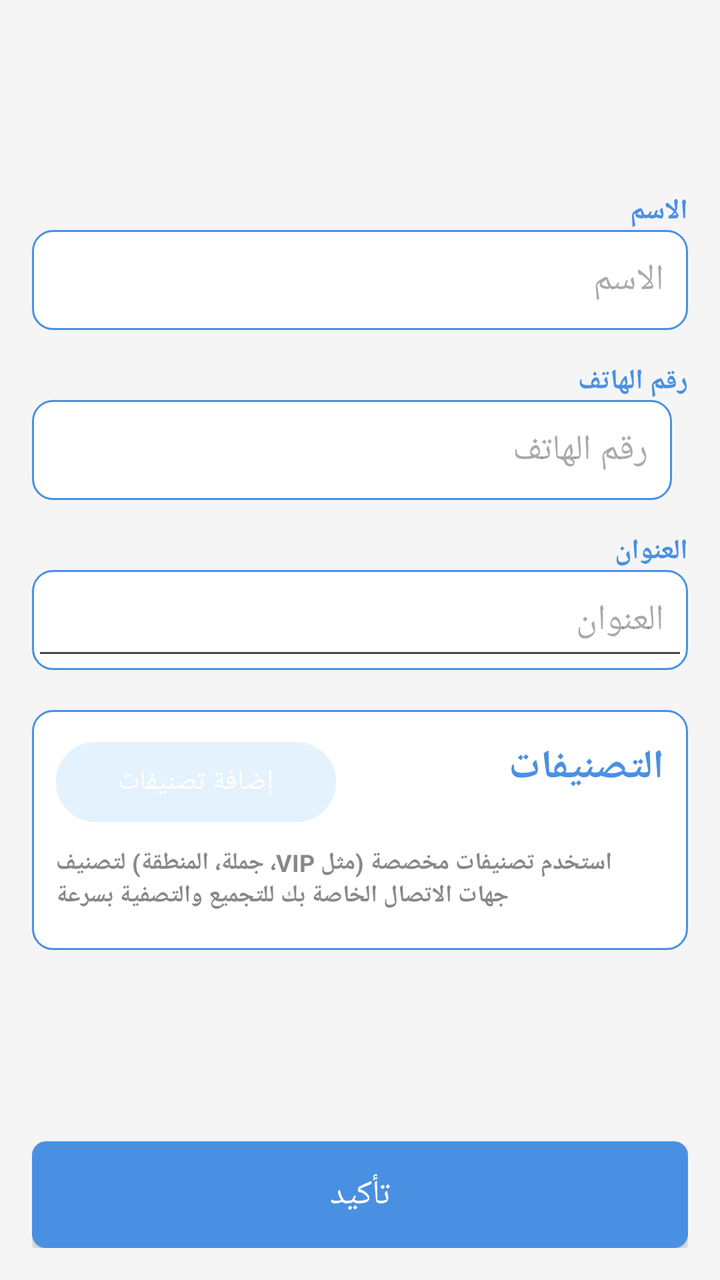
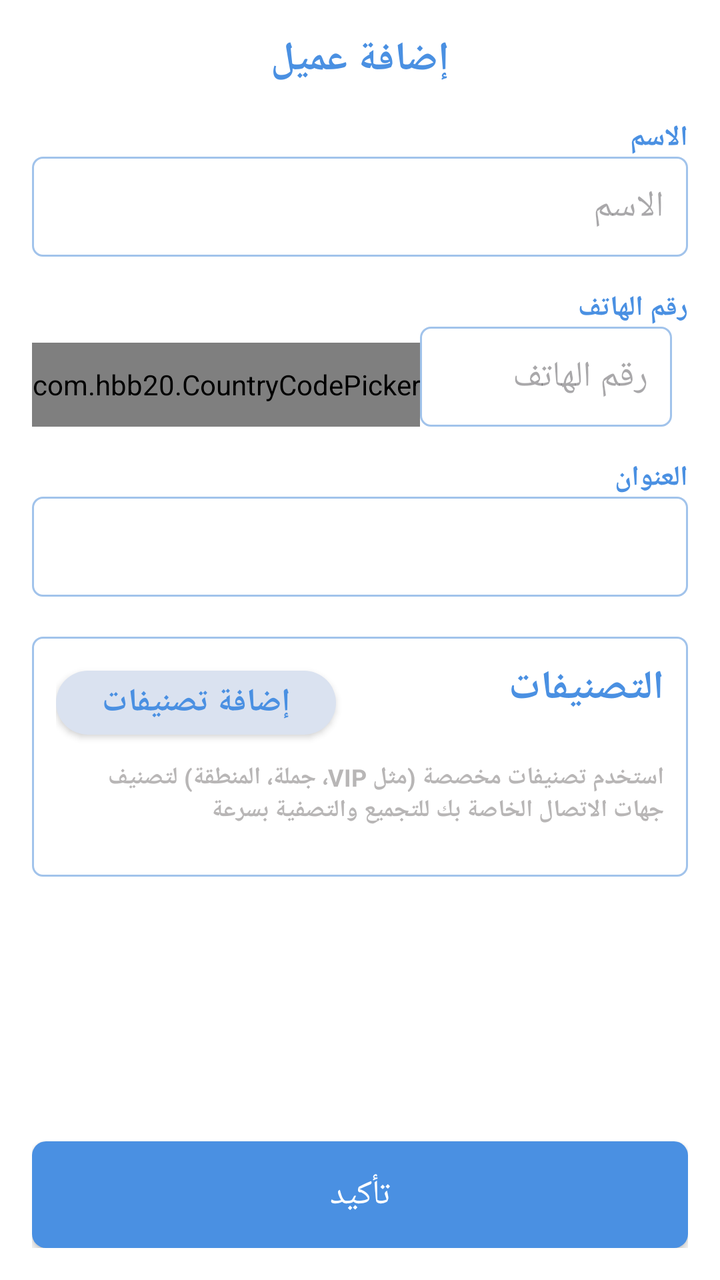

An Android layout rendered at two revisions. The XML below is the earlier revision; the diff shows what the commit changed to produce the second picture.
<!-- AndroidManifest.xml: application theme Theme.KonnashApp -->
<!-- res/layout/activity_add_customer.xml -->
<?xml version="1.0" encoding="utf-8"?>
<LinearLayout xmlns:android="http://schemas.android.com/apk/res/android"
    android:layout_width="match_parent"
    android:layout_height="match_parent"
    android:orientation="vertical"
    android:background="#F5F5F5"
    android:padding="16dp"
    android:layoutDirection="rtl">


    
    <com.google.android.material.appbar.MaterialToolbar
        android:id="@+id/toolbar"
        android:layout_width="match_parent"
        android:layout_height="wrap_content"
        android:title="إضافة عميل"
        android:navigationIcon="@drawable/ic_arrow_forward"
        />

    
    <TextView
        android:text="الاسم"
        android:textStyle="bold"
        android:textColor="#4A90E2"
        android:layout_marginTop="16dp"
        android:textDirection="rtl"
        android:gravity="end"
        android:textAlignment="viewStart"
        android:layout_width="wrap_content"
        android:layout_height="wrap_content"/>

    <EditText
        android:hint="الاسم"

        android:layout_width="match_parent"
        android:layout_height="50dp"
        android:background="@drawable/edittext_bg"
        android:padding="12dp"/>

    
    <TextView
        android:text="رقم الهاتف"
        android:textStyle="bold"
        android:textColor="#4A90E2"
        android:layout_marginTop="16dp"
        android:layout_width="wrap_content"
        android:layout_height="wrap_content"/>

    <LinearLayout
        android:layout_width="match_parent"
        android:layout_height="50dp"
        android:orientation="horizontal">
        

        <EditText
            android:layout_width="0dp"
            android:layout_height="match_parent"
            android:layout_weight="1"
            android:layout_marginStart="8dp"
            android:hint="رقم الهاتف"
            android:background="@drawable/edittext_bg"
            android:padding="12dp"/>

    </LinearLayout>

    
    <TextView
        android:text="العنوان"
        android:textStyle="bold"
        android:textColor="#4A90E2"
        android:layout_marginTop="16dp"
        android:layout_width="wrap_content"
        android:layout_height="wrap_content"/>

    <RelativeLayout
        android:layout_width="match_parent"
        android:layout_height="50dp"
        android:background="@drawable/edittext_bg">
        

        <EditText
            android:hint="العنوان"
            android:layout_width="match_parent"
            android:layout_height="match_parent"
            android:padding="12dp"/>

        
    </RelativeLayout>
    
    <Space
        android:layout_width="wrap_content"
        android:layout_height="20dp"/>

    

    <LinearLayout
        android:layout_width="match_parent"
        android:layout_height="120dp"
        android:orientation="vertical"
        android:background="@drawable/edittext_bg"
        android:padding="12dp"
        android:layoutDirection="rtl">

        
        <LinearLayout
            android:layout_width="match_parent"
            android:layout_height="wrap_content"
            android:orientation="horizontal"
            android:gravity="center_vertical">

            <TextView
                android:layout_width="0dp"
                android:layout_height="42dp"
                android:layout_weight="1"
                android:textSize="20dp"
                android:textStyle="bold"
                android:gravity="end"
                android:text="التصنيفات"
                android:textAlignment="viewStart"
                android:textColor="#4A90E2" />

            <Button
                android:layout_width="140dp"
                android:layout_height="wrap_content"
                android:backgroundTint="#E3F2FD"
                android:drawableStart="@drawable/ic_add"
                android:text="إضافة تصنيفات" />
        </LinearLayout>

        
        <TextView
            android:layout_width="match_parent"
            android:layout_height="wrap_content"
            android:layout_marginTop="8dp"
            android:text="استخدم تصنيفات مخصصة (مثل VIP، جملة، المنطقة) لتصنيف جهات الاتصال الخاصة بك للتجميع والتصفية بسرعة"
            android:textSize="12sp"
            android:textStyle="bold"
            android:textColor="#888888"
            android:textAlignment="viewEnd"
            android:gravity="end"/>

    </LinearLayout>

    
    <View
        android:layout_width="match_parent"
        android:layout_height="0dp"
        android:layout_weight="1"/>

    
    <android.widget.Button
        android:layout_width="match_parent"
        android:layout_height="wrap_content"
        android:background="@drawable/confirm_button"
        android:paddingTop="15dp"
        android:paddingBottom="15dp"
        android:text="تأكيد"
        android:textColor="#FFFFFF"
        android:textSize="17dp" />
</LinearLayout>
<!-- resources referenced by this layout -->
<resources>
  <!-- drawable confirm_button (drawable) -->
  <shape xmlns:android="http://schemas.android.com/apk/res/android"
      android:shape="rectangle">
  
      <solid android:color="@color/blue"/>
      <corners android:radius="7dp" /> 
  </shape>
  <!-- drawable edittext_bg (drawable) -->
  <shape xmlns:android="http://schemas.android.com/apk/res/android">
  
      <solid android:color="#FFFFFF"/>
  
      <corners android:radius="10dp"/>
  
      
      <stroke
          android:width="1dp"
          android:color="#4A90E2"/>
  
  </shape>
  <!-- drawable ic_add (drawable) -->
  <?xml version="1.0" encoding="utf-8"?>
  <selector xmlns:android="http://schemas.android.com/apk/res/android">
  
  </selector>
  <!-- drawable ic_arrow_forward: png bitmap (drawable, 10352 bytes) -->
  <style name="Theme.KonnashApp" parent="Base.Theme.KonnashApp" />
  <color name="blue">#FF4A90E2</color>
  <style name="Base.Theme.KonnashApp" parent="Theme.Material3.DayNight.NoActionBar">
          
          
      </style>
</resources>

<!-- the commit's change to res/layout/activity_add_customer.xml (unified diff, before → after) -->
@@ -1,130 +1,173 @@
 <?xml version="1.0" encoding="utf-8"?>
 <LinearLayout xmlns:android="http://schemas.android.com/apk/res/android"
+    xmlns:app="http://schemas.android.com/apk/res-auto"
     android:layout_width="match_parent"
     android:layout_height="match_parent"
+    android:background="#F5F5F5"
+    android:layoutDirection="rtl"
     android:orientation="vertical"
-    android:background="#F5F5F5"
     android:padding="16dp"
-    android:layoutDirection="rtl">
-
-
-    
-    <com.google.android.material.appbar.MaterialToolbar
-        android:id="@+id/toolbar"
-        android:layout_width="match_parent"
-        android:layout_height="wrap_content"
-        android:title="إضافة عميل"
-        android:navigationIcon="@drawable/ic_arrow_forward"
-        />
+    android:backgroundTint="@color/white">
+
+
+    <RelativeLayout
+        android:layout_width="match_parent"
+        android:layout_height="wrap_content">
+
+        <TextView
+            android:layout_width="wrap_content"
+            android:layout_height="wrap_content"
+            android:layout_centerInParent="true"
+            android:text="إضافة عميل"
+            android:textColor="#4A90E2"
+            android:textSize="20dp"
+            android:textStyle="bold" />
+
+        <ImageView
+            android:id="@+id/closeBtn"
+            android:layout_width="15dp"
+            android:layout_height="15dp"
+            android:layout_alignParentEnd="true"
+            android:layout_marginEnd="355dp"
+            android:src="@drawable/close" />
+    </RelativeLayout>
 
     
     <TextView
+        android:layout_width="wrap_content"
+        android:layout_height="wrap_content"
+        android:layout_marginTop="16dp"
+        android:gravity="start"
         android:text="الاسم"
-        android:textStyle="bold"
+        android:textAlignment="viewStart"
         android:textColor="#4A90E2"
-        android:layout_marginTop="16dp"
         android:textDirection="rtl"
-        android:gravity="end"
-        android:textAlignment="viewStart"
-        android:layout_width="wrap_content"
-        android:layout_height="wrap_content"/>
+        android:textStyle="bold" />
 
     <EditText
-        android:hint="الاسم"
-
+        android:id="@+id/name"
         android:layout_width="match_parent"
         android:layout_height="50dp"
         android:background="@drawable/edittext_bg"
-        android:padding="12dp"/>
+        android:hint="الاسم"
+        android:padding="12dp" />
 
     
     <TextView
+        android:layout_width="wrap_content"
+        android:layout_height="wrap_content"
+        android:layout_marginTop="16dp"
         android:text="رقم الهاتف"
-        android:textStyle="bold"
         android:textColor="#4A90E2"
-        android:layout_marginTop="16dp"
-        android:layout_width="wrap_content"
-        android:layout_height="wrap_content"/>
+        android:textStyle="bold" />
 
     <LinearLayout
         android:layout_width="match_parent"
         android:layout_height="50dp"
         android:orientation="horizontal">
-        
+
 
         <EditText
-            android:layout_width="0dp"
+            android:id="@+id/phoneNumber"
+            android:layout_width="312dp"
             android:layout_height="match_parent"
+            android:layout_marginStart="8dp"
             android:layout_weight="1"
-            android:layout_marginStart="8dp"
+            android:background="@drawable/edittext_bg"
             android:hint="رقم الهاتف"
-            android:background="@drawable/edittext_bg"
-            android:padding="12dp"/>
+            android:padding="12dp" />
+
+        <com.hbb20.CountryCodePicker
+            android:id="@+id/ccp"
+            android:layout_marginTop="8dp"
+            android:layout_width="wrap_content"
+            android:layout_height="match_parent"
+            app:ccp_defaultNameCode="DZ"
+            app:ccp_showFlag="true"
+            app:ccp_showFullName="false"
+            app:ccp_showNameCode="false" />
 
     </LinearLayout>
 
     
     <TextView
+        android:layout_width="wrap_content"
+        android:layout_height="wrap_content"
+        android:layout_marginTop="16dp"
         android:text="العنوان"
-        android:textStyle="bold"
         android:textColor="#4A90E2"
-        android:layout_marginTop="16dp"
-        android:layout_width="wrap_content"
-        android:layout_height="wrap_content"/>
+        android:textStyle="bold" />
 
     <RelativeLayout
         android:layout_width="match_parent"
         android:layout_height="50dp"
         android:background="@drawable/edittext_bg">
-        
+
 
         <EditText
-            android:hint="العنوان"
+            android:id="@+id/address"
             android:layout_width="match_parent"
             android:layout_height="match_parent"
-            android:padding="12dp"/>
-
-        
+            android:layout_toEndOf="@id/btnAddress"
+            android:background="@android:color/transparent"
+            android:hint="العنوان"
+            android:padding="12dp" />
+
+        <ImageView
+            android:id="@+id/btnAddress"
+            android:layout_width="24dp"
+            android:layout_height="24dp"
+            android:layout_alignParentStart="true"
+            android:layout_centerVertical="true"
+            android:layout_marginStart="347dp"
+            android:clickable="true"
+            android:focusable="true"
+            android:src="@drawable/ic_arrow_backward" />
+
+
     </RelativeLayout>
-    
+
     <Space
         android:layout_width="wrap_content"
-        android:layout_height="20dp"/>
+        android:layout_height="20dp" />
 
     
 
     <LinearLayout
         android:layout_width="match_parent"
         android:layout_height="120dp"
+        android:background="@drawable/edittext_bg"
+        android:layoutDirection="rtl"
         android:orientation="vertical"
-        android:background="@drawable/edittext_bg"
-        android:padding="12dp"
-        android:layoutDirection="rtl">
+        android:padding="12dp">
 
         
         <LinearLayout
             android:layout_width="match_parent"
             android:layout_height="wrap_content"
-            android:orientation="horizontal"
-            android:gravity="center_vertical">
+            android:gravity="center_vertical"
+            android:orientation="horizontal">
 
             <TextView
                 android:layout_width="0dp"
                 android:layout_height="42dp"
                 android:layout_weight="1"
-                android:textSize="20dp"
-                android:textStyle="bold"
-                android:gravity="end"
+                android:gravity="start"
                 android:text="التصنيفات"
                 android:textAlignment="viewStart"
-                android:textColor="#4A90E2" />
-
-            <Button
+                android:textColor="#4A90E2"
+                android:textSize="20dp"
+                android:textStyle="bold" />
+
+            <android.widget.Button
+                android:id="@+id/add_category_button"
                 android:layout_width="140dp"
-                android:layout_height="wrap_content"
-                android:backgroundTint="#E3F2FD"
-                android:drawableStart="@drawable/ic_add"
-                android:text="إضافة تصنيفات" />
+                android:layout_height="32dp"
+                android:background="@drawable/ic_add"
+                android:text="إضافة تصنيفات"
+                android:textColor="@color/blue"
+                android:textSize="16dp"
+                android:textStyle="bold" />
         </LinearLayout>
 
         
@@ -133,11 +176,10 @@
             android:layout_height="wrap_content"
             android:layout_marginTop="8dp"
             android:text="استخدم تصنيفات مخصصة (مثل VIP، جملة، المنطقة) لتصنيف جهات الاتصال الخاصة بك للتجميع والتصفية بسرعة"
+            android:textColor="#FFb8b6b6"
+            android:textDirection="rtl"
             android:textSize="12sp"
-            android:textStyle="bold"
-            android:textColor="#888888"
-            android:textAlignment="viewEnd"
-            android:gravity="end"/>
+            android:textStyle="bold" />
 
     </LinearLayout>
 
@@ -145,16 +187,17 @@
     <View
         android:layout_width="match_parent"
         android:layout_height="0dp"
-        android:layout_weight="1"/>
+        android:layout_weight="1" />
 
     
     <android.widget.Button
+        android:id="@+id/confirm_button"
         android:layout_width="match_parent"
         android:layout_height="wrap_content"
         android:background="@drawable/confirm_button"
         android:paddingTop="15dp"
         android:paddingBottom="15dp"
         android:text="تأكيد"
-        android:textColor="#FFFFFF"
+        android:textColor="@color/white"
         android:textSize="17dp" />
 </LinearLayout>
<!-- resource entries referenced after the edit -->
@@ -12,22 +12,25 @@
   
       <solid android:color="#FFFFFF"/>
   
-      <corners android:radius="10dp"/>
+      <corners android:radius="5dp"/>
   
       
       <stroke
           android:width="1dp"
-          android:color="#4A90E2"/>
+          android:color="#A1C3EB"/>
   
   </shape>
   <!-- drawable ic_add (drawable) -->
-  <?xml version="1.0" encoding="utf-8"?>
-  <selector xmlns:android="http://schemas.android.com/apk/res/android">
-  
-  </selector>
-  <!-- drawable ic_arrow_forward: png bitmap (drawable, 10352 bytes) -->
+  <shape xmlns:android="http://schemas.android.com/apk/res/android"
+      android:shape="rectangle">
+      <solid android:color="#FFdae2f0"/>
+      <corners android:radius="30dp" />
+  </shape>
+  <!-- drawable ic_arrow_backward: png bitmap (drawable, 11165 bytes) -->
   <style name="Theme.KonnashApp" parent="Base.Theme.KonnashApp" />
   <color name="blue">#FF4A90E2</color>
+  <color name="white">#FFFFFFFF</color>
+  <!-- drawable close: png bitmap (drawable, 10367 bytes) -->
   <style name="Base.Theme.KonnashApp" parent="Theme.Material3.DayNight.NoActionBar">
           
           
